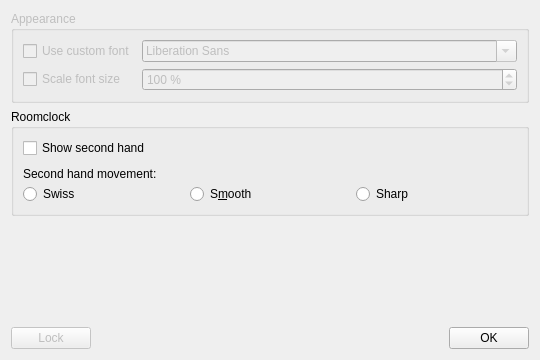
Before: the Qt Designer form department/clkwindowsettings.ui in SFr682k/fightclub, drawn with Qt 5.
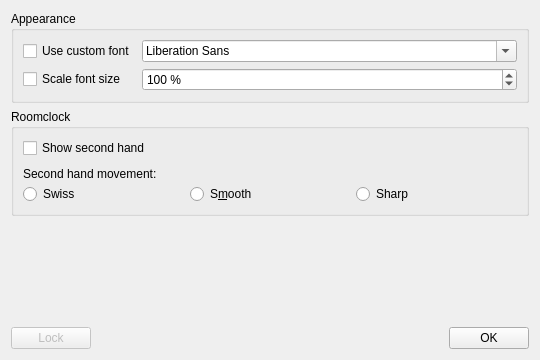
After: the same form once the commit is applied. Icons and pictures are not drawn.

Commit message: Make clock window font configurable

The edit to the form file:
```diff
--- a/department/clkwindowsettings.ui
+++ b/department/clkwindowsettings.ui
@@ -19,9 +19,6 @@
   <layout class="QVBoxLayout" name="verticalLayout">
    <item>
     <widget class="QGroupBox" name="AppSettings">
-     <property name="enabled">
-      <bool>false</bool>
-     </property>
      <property name="title">
       <string>Appearance</string>
      </property>
@@ -55,10 +52,10 @@
          <string> %</string>
         </property>
         <property name="minimum">
-         <number>50</number>
+         <number>80</number>
         </property>
         <property name="maximum">
-         <number>250</number>
+         <number>150</number>
         </property>
         <property name="singleStep">
          <number>5</number>
```
Left out of the diff: 2 changed lines with no effect on the pictures. The commit also changes 5 other files.
